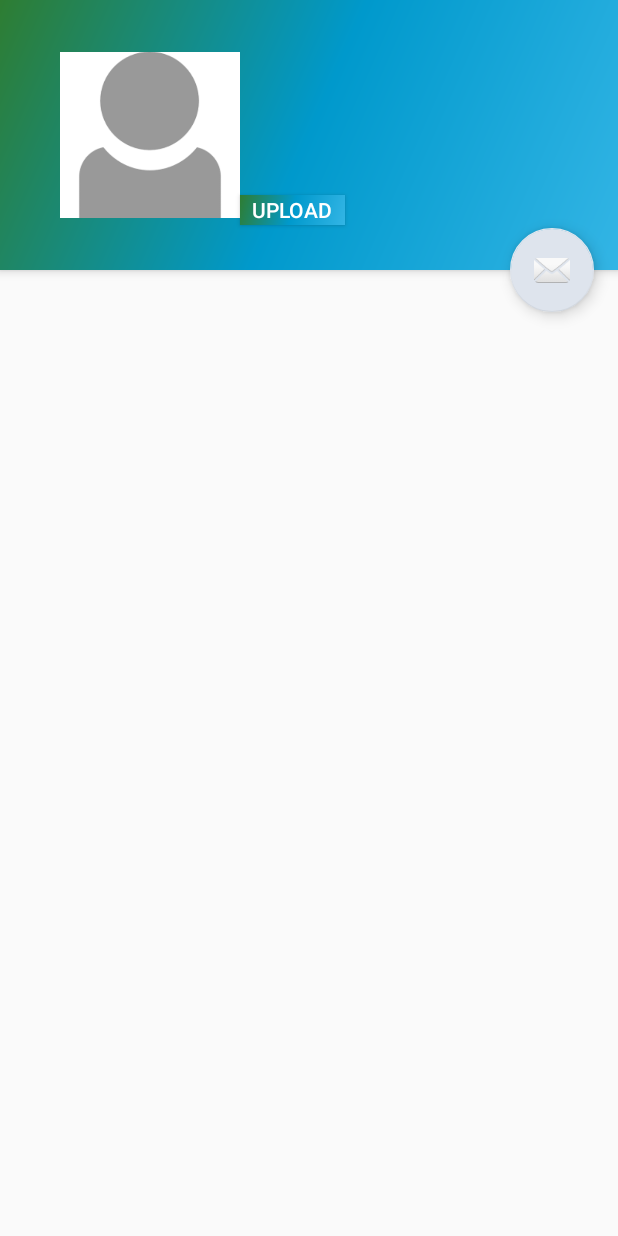
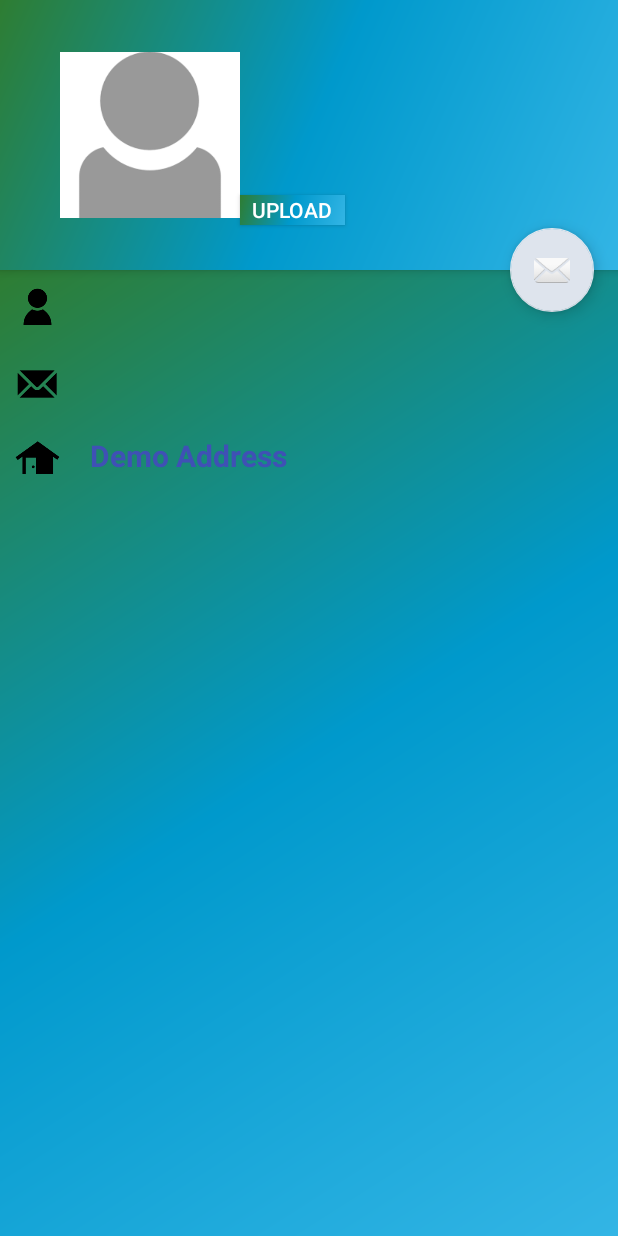
Before and after one commit to rohankankapurkar/CMPE277-SocialApp, an Android app: the UserProfileActivity screen opened directly, with no data from a screen before it, on a phone screen of 412 x 824 dp. Run offline under Robolectric (Android 15) with nearby library versions, the phone set to English and light mode, and no system bars; our stand-ins replace Firebase (no records; nobody signed in at launch, a user with empty details on screens opened directly); network calls fail.

Commit message:
profile details

```diff
--- a/src/MyApplication/app/src/main/java/com/example/rohankankapurkar/facebook/Home.java
+++ b/src/MyApplication/app/src/main/java/com/example/rohankankapurkar/facebook/Home.java
@@ -141,7 +141,7 @@ public class Home extends AppCompatActivity
     {
  public  JSONObject userDetails;
 
-        String firstname, lastname;
+        String firstname, lastname, email;
         @Override
         protected Boolean doInBackground(Void... params) {
 
@@ -171,13 +171,15 @@ public class Home extends AppCompatActivity
                                  firstname = userDetails.getString("firstname");
 
                                 lastname = userDetails.getString("lastname");
+                                 email =userDetails.getString("email");
                                 username.setText(firstname);
-                                userEmail.setText(userDetails.getString("email"));
+                                userEmail.setText(email);
                                 button.setOnClickListener(new View.OnClickListener() {
                                     public void onClick(View v)
                                     {
                                         Intent userProfile = new Intent(Home.this,UserProfileActivity.class);
                                         userProfile.putExtra("firstname",firstname+" "+lastname);
+                                        userProfile.putExtra("email",email);
                                         Home.this.startActivity(userProfile);
                                     }
                                 });
--- a/src/MyApplication/app/src/main/java/com/example/rohankankapurkar/facebook/UserProfileActivity.java
+++ b/src/MyApplication/app/src/main/java/com/example/rohankankapurkar/facebook/UserProfileActivity.java
@@ -19,6 +19,7 @@ import android.view.Menu;
 import android.view.MenuItem;
 import android.view.View;
 import android.widget.Button;
+import android.widget.EditText;
 import android.widget.ImageView;
 import android.widget.TextView;
 import android.widget.Toast;
@@ -59,8 +60,15 @@ public class UserProfileActivity extends AppCompatActivity {
             }
         });
         String firstname = getIntent().getStringExtra("firstname");
+
         TextView userEmail = (TextView) findViewById(R.id.firstname);
+        TextView name = (TextView) findViewById(R.id.userNameText);
+        TextView email = (TextView) findViewById(R.id.userEmailText);
+
         userEmail.setText(firstname);
+        name.setText(firstname);
+        email.setText(getIntent().getStringExtra("email"));
+
 
         ActivityCompat.requestPermissions(this,
                     new String[]{android.Manifest.permission.READ_EXTERNAL_STORAGE},
--- a/src/MyApplication/app/src/main/res/layout/content_user_profile.xml
+++ b/src/MyApplication/app/src/main/res/layout/content_user_profile.xml
@@ -6,6 +6,85 @@
     android:layout_height="match_parent"
     app:layout_behavior="@string/appbar_scrolling_view_behavior"
     tools:context="com.example.rohankankapurkar.facebook.UserProfileActivity"
+    android:background="@drawable/side_nav_bar"
+
     tools:showIn="@layout/activity_user_profile">
+<RelativeLayout
+    android:layout_width="match_parent"
+    android:layout_height="match_parent">
+
+    <ScrollView
+        android:layout_width="match_parent"
+        android:layout_height="match_parent">
+
+        <RelativeLayout
+            android:layout_width="match_parent"
+            android:layout_height="wrap_content">
+            <ImageView
+                android:layout_width="30dp"
+                android:layout_height="30dp"
+                android:layout_margin="10dp"
+                android:id="@+id/profileIcon"
+                android:src="@drawable/profile"/>
+
+            <TextView
+                android:id="@+id/userNameText"
+                android:layout_width="wrap_content"
+                android:layout_height="wrap_content"
+                android:layout_alignTop="@+id/profileIcon"
+                android:layout_marginLeft="10dp"
+                android:layout_toRightOf="@+id/profileIcon"
+                android:editable="true"
+                android:text="User Name"
+                android:textColor="@color/colorPrimary"
+                android:textSize="20sp"
+                android:textStyle="bold" />
+            <ImageView
+                android:layout_width="30dp"
+                android:layout_height="30dp"
+                android:layout_margin="10dp"
+                android:id="@+id/emailIcon"
+                android:layout_below="@+id/profileIcon"
+                android:src="@drawable/email"/>
+            <TextView
+                android:layout_width="wrap_content"
+                android:layout_height="wrap_content"
+                android:id="@+id/userEmailText"
+                android:text="demoemail@example.com"
+                android:textStyle="bold"
+                android:textSize="20sp"
+                android:textColor="@color/colorPrimary"
+                android:layout_marginLeft="10dp"
+                android:layout_alignTop="@+id/emailIcon"
+                android:layout_below="@+id/userNameText"
+                android:layout_toRightOf="@+id/emailIcon"/>
+            <ImageView
+                android:layout_width="30dp"
+                android:layout_height="30dp"
+                android:layout_margin="10dp"
+                android:id="@+id/addressIcon"
+                android:layout_below="@+id/emailIcon"
+                android:src="@drawable/address"/>
+            <TextView
+                android:layout_width="wrap_content"
+                android:layout_height="wrap_content"
+                android:id="@+id/userAddressText"
+                android:text="Demo Address"
+                android:textStyle="bold"
+                android:textSize="20sp"
+                android:textColor="@color/colorPrimary"
+                android:layout_marginLeft="10dp"
+                android:layout_alignTop="@+id/addressIcon"
+                android:layout_below="@+id/userEmailText"
+                android:layout_toRightOf="@+id/addressIcon"/>
+
+
+
+        </RelativeLayout>
+
+
+
+    </ScrollView>
+</RelativeLayout>
 
 </android.support.v4.widget.NestedScrollView>
```
Also changed, not shown: src/MyApplication/app/src/main/res/drawable-v21/address.png (added), src/MyApplication/app/src/main/res/drawable-v21/edit.png (added), src/MyApplication/app/src/main/res/drawable-v21/email.png (added), src/MyApplication/app/src/main/res/drawable-v21/profile.png (added).
